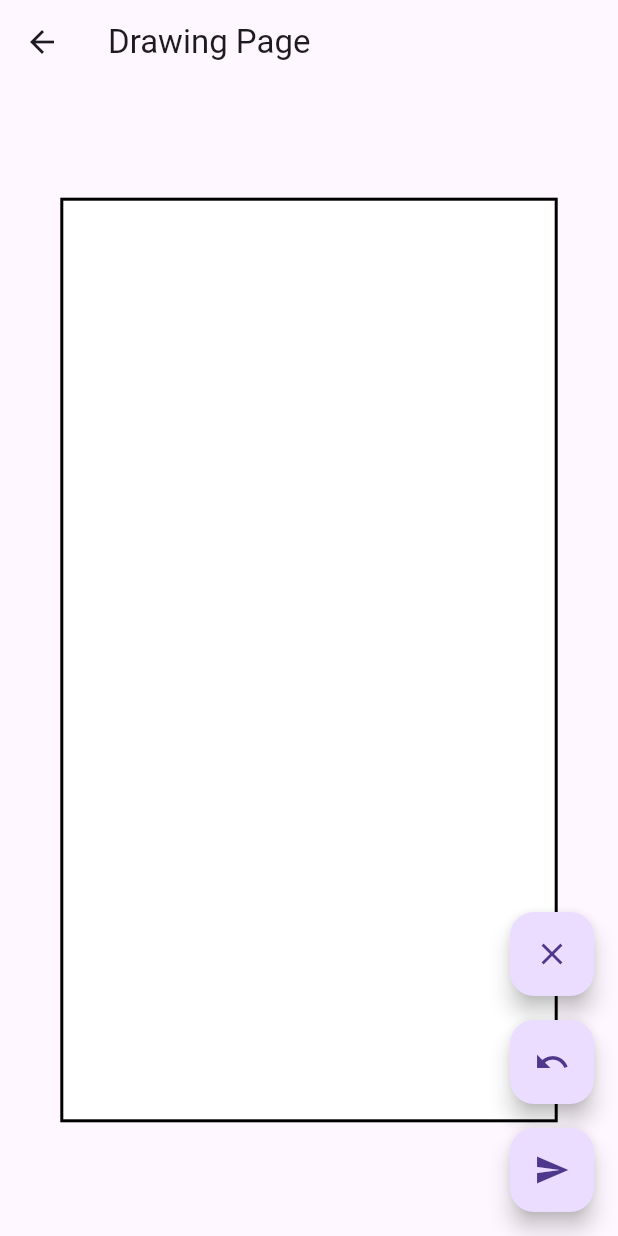
After one commit to Dregan234/buzzer, a Flutter app: the JoinScreen screen opened directly, after a tap on "Verbinden", after a tap on the "send" icon, after a tap on the "brush" icon, on a phone screen of 412 x 824 dp. The commit adds this screen. Run offline on Flutter 3.47's test engine with Material 3 defaults, Android fonts, the phone set to English and light mode, and no system bars; our stand-ins replace audioplayers, flutter_svg, font_awesome_flutter, shared_preferences; missing offline and left inert: network_info_plus; accounts and stored records are empty; statements that could not run were skipped.

Commit message:
Added drawing to the app

```diff
--- a/lib/classes/client.dart
+++ b/lib/classes/client.dart
@@ -41,10 +41,13 @@ class Client {
   }
 
   void write(Map<String, dynamic> messageMap) {
+  try {
     String jsonString = jsonEncode(messageMap);
-
-    socket?.write('$jsonString\n');
+    socket?.write(jsonString);
+  } catch (e) {
+    print('Error writing to socket: $e');
   }
+}
 
   void disconnect() {
     socket?.destroy();
--- /dev/null
+++ b/lib/screens/draw.dart
@@ -0,0 +1,200 @@
+import 'package:flutter/material.dart';
+
+bool isDarkMode(BuildContext context) {
+  return Theme.of(context).brightness == Brightness.dark;
+}
+
+double scale = 0.8;
+
+class DrawingPage extends StatefulWidget {
+  final client;
+  final String name;
+
+  DrawingPage({Key? key, required this.client, required this.name})
+      : super(key: key);
+
+  @override
+  _DrawingPageState createState() => _DrawingPageState();
+}
+
+class _DrawingPageState extends State<DrawingPage> {
+  List<Offset> points = [];
+  bool isEraserMode = false;
+  late Size size;
+
+  @override
+  Widget build(BuildContext context) {
+    bool darkmode = isDarkMode(context);
+    return Scaffold(
+      appBar: AppBar(
+        title: Text('Drawing Page'),
+      ),
+      body: LayoutBuilder(
+        builder: (context, constraints) {
+          size = Size(constraints.maxWidth, constraints.maxHeight);
+          return GestureDetector(
+            onPanUpdate: (details) {
+              setState(() {
+                Offset localPosition = details.localPosition;
+                if (_isInsideDrawingArea(localPosition, size)) {
+                  points.add(localPosition);
+                }
+              });
+            },
+            onPanEnd: (details) {
+              points.add(Offset(-1, -1));
+            },
+            child: CustomPaint(
+              painter: DrawingPainter(
+                  points: points,
+                  isEraserMode: isEraserMode,
+                  size: size,
+                  isDarkMode: darkmode),
+              size: Size.infinite,
+            ),
+          );
+        },
+      ),
+      floatingActionButton: Column(
+        mainAxisAlignment: MainAxisAlignment.end,
+        crossAxisAlignment: CrossAxisAlignment.end,
+        children: [
+          FloatingActionButton(
+            heroTag: "clearbtn",
+            onPressed: () {
+              setState(() {
+                points.clear();
+              });
+            },
+            child: Icon(Icons.clear),
+          ),
+          SizedBox(height: 16),
+          FloatingActionButton(
+            heroTag: "undobtn",
+            onPressed: () {
+              setState(() {
+                if (points.isNotEmpty) {
+                  int removeCount = points.length >= 40 ? 40 : points.length;
+                  for (int i = 0; i < removeCount; i++) {
+                    points.removeLast();
+                  }
+                }
+              });
+            },
+            child: Icon(Icons.undo),
+          ),
+          SizedBox(height: 16),
+          FloatingActionButton(
+            heroTag: "sendbtn",
+            onPressed: () {
+              if (points.isNotEmpty) {
+                String svgData = generateSvgData(size.width, size.height);
+                print('Sending SVG data: $svgData');
+                points.clear();
+                widget.client.write(
+                    {"Username": widget.name, "SVG": svgData, "Status": "SVG"});
+              } else {
+                print('Points are empty. No SVG data to send.');
+              }
+            },
+            child: Icon(Icons.send),
+          ),
+        ],
+      ),
+    );
+  }
+
+  bool _isInsideDrawingArea(Offset position, Size size) {
+    double rectangleWidth = size.width * scale;
+    double rectangleHeight = size.height * scale;
+    double rectangleLeft = (size.width - rectangleWidth) / 2;
+    double rectangleTop = (size.height - rectangleHeight) / 2;
+
+    Rect drawingArea = Rect.fromLTWH(
+        rectangleLeft, rectangleTop, rectangleWidth, rectangleHeight);
+    return drawingArea.contains(position);
+  }
+
+  String generateSvgData(double width, double height) {
+    StringBuffer svgData =
+        StringBuffer('<svg width="$width" height="$height">');
+    svgData.write('<rect width="$width" height="$height" fill="white" />');
+
+    for (int i = 0; i < points.length - 1; i++) {
+      if (points[i] != Offset(-1, -1) && points[i + 1] != Offset(-1, -1)) {
+        svgData.write(
+            '<line x1="${points[i].dx}" y1="${points[i].dy}" x2="${points[i + 1].dx}" y2="${points[i + 1].dy}" stroke="black" stroke-width="2"/>');
+      }
+    }
+    svgData.write('</svg>');
+
+    String formattedSvgData = svgData.toString().replaceAllMapped(
+        RegExp(r'(\w)="([^"]*)"'), (match) => '${match[1]}="${match[2]}" ');
+
+    return formattedSvgData;
+  }
+}
+
+class DrawingPainter extends CustomPainter {
+  final List<Offset> points;
+  final bool isEraserMode;
+  final Size size;
+  final bool isDarkMode;
+
+  DrawingPainter({
+    required this.points,
+    required this.isEraserMode,
+    required this.size,
+    required this.isDarkMode,
+  });
+
+  @override
+  void paint(Canvas canvas, Size _) {
+    Paint paint = Paint()
+      ..strokeCap = StrokeCap.round
+      ..strokeWidth = 2.0;
+
+    Paint backgroundPaint = Paint()..color = Colors.white;
+
+    double rectangleWidth = size.width * scale;
+    double rectangleHeight = size.height * scale;
+
+    double rectangleLeft = (size.width - rectangleWidth) / 2;
+    double rectangleTop = (size.height - rectangleHeight) / 2;
+
+    Size newsize = Size(rectangleWidth, rectangleHeight);
+
+    canvas.drawRect(
+      Offset(rectangleLeft, rectangleTop) & newsize,
+      backgroundPaint,
+    );
+
+    Paint borderPaint = Paint()
+      ..style = PaintingStyle.stroke
+      ..strokeWidth = 2.0;
+
+    if (isDarkMode) {
+      borderPaint.color = Colors.grey[300]!;
+    } else {
+      borderPaint.color = Colors.black;
+    }
+
+    canvas.drawRect(
+      Offset(rectangleLeft, rectangleTop) & newsize,
+      borderPaint,
+    );
+
+    // Draw lines
+    for (int i = 0; i < points.length - 1; i++) {
+      if (points[i] != Offset(-1, -1) && points[i + 1] != Offset(-1, -1)) {
+        paint.color = Colors.black;
+        canvas.drawLine(points[i], points[i + 1], paint);
+      }
+    }
+  }
+
+  @override
+  bool shouldRepaint(covariant CustomPainter oldDelegate) {
+    return true;
+  }
+}
--- a/lib/screens/join.dart
+++ b/lib/screens/join.dart
@@ -2,6 +2,7 @@ import 'dart:developer' as developer;
 import 'dart:convert';
 
 import 'package:Bonobuzzer/screens/buzzer.dart';
+import 'package:Bonobuzzer/screens/draw.dart';
 import 'package:shared_preferences/shared_preferences.dart';
 import 'package:network_info_plus/network_info_plus.dart';
 
@@ -27,7 +28,7 @@ class JoinScreen extends StatefulWidget {
 
 class _JoinScreenState extends State<JoinScreen> {
   late Client client;
-  List<String> serverLogs = [];
+  List<Map<String, dynamic>> serverLogs = [];
   List<Map<String, String>> players = [];
   TextEditingController controller = TextEditingController();
   TextEditingController ipController = TextEditingController();
@@ -51,9 +52,12 @@ class _JoinScreenState extends State<JoinScreen> {
 
   onData(Uint8List data) {
     Map<String, dynamic> dict = jsonDecode(String.fromCharCodes(data));
-    DateTime time = DateTime.now();
-    serverLogs.add(
-        "${time.hour.toString().padLeft(2, '0')}:${time.minute.toString().padLeft(2, '0')} | ${dict["Message"]} | ${dict["Username"]}");
+    DateTime timenow = DateTime.now();
+    String time = "${timenow.hour.toString().padLeft(2, '0')}:${timenow.minute.toString().padLeft(2, '0')}";
+    serverLogs.add({
+          "Time": time,
+          "Username": dict["Username"],
+          "Message": dict["Message"]});
     setState(() {});
   }
 
@@ -90,16 +94,18 @@ class _JoinScreenState extends State<JoinScreen> {
   }
 
   clientChat(String name, String mes) {
-    DateTime time = DateTime.now();
-    serverLogs.add(
-        "${time.hour.toString().padLeft(2, '0')}:${time.minute.toString().padLeft(2, '0')} | $mes | $name");
+    DateTime timenow = DateTime.now();
+    String time = "${timenow.hour.toString().padLeft(2, '0')}:${timenow.minute.toString().padLeft(2, '0')}";
+    serverLogs.add({
+          "Time": time,
+          "Username": name,
+          "Message": mes});
     setState(() {});
   }
 
-  Widget _buildChatBubble(String log, BuildContext context) {
-    List<String> logParts = log.split(" | ");
-    String name = logParts.last;
-    String message = logParts.length > 1 ? logParts[1] : "";
+  Widget _buildChatBubble(Map<String, dynamic> log, BuildContext context) {
+    String name = log["Username"];
+    String message = log["Message"];
 
     bool isDarkModeActive = isDarkMode(context);
 
@@ -127,7 +133,7 @@ class _JoinScreenState extends State<JoinScreen> {
           Align(
             alignment: Alignment.bottomRight,
             child: Text(
-              logParts[0], // Assuming logParts[0] contains the time
+              log["Time"],
               style: const TextStyle(
                 fontSize: 12,
                 color: Colors.grey,
@@ -225,6 +231,37 @@ class _JoinScreenState extends State<JoinScreen> {
                     },
                     icon: const Icon(Icons.music_note_outlined),
                   )),
+                  Tooltip(
+                    message: "Zeichnen",
+                    child: IconButton(
+                      onPressed: () {
+                        Navigator.push(
+                        context,
+                        PageRouteBuilder(
+                          pageBuilder:
+                              (context, animation, secondaryAnimation) =>
+                                  DrawingPage(
+                                      client: client,
+                                      name: namecontroller.text),
+                          transitionsBuilder:
+                              (context, animation, secondaryAnimation, child) {
+                            const begin = Offset(1.0, 0.0);
+                            const end = Offset.zero;
+
+                            var tween = Tween(begin: begin, end: end);
+                            var offsetAnimation = animation.drive(tween);
+
+                            return SlideTransition(
+                              position: offsetAnimation,
+                              child: child,
+                            );
+                          },
+                        ),
+                      );
+                      },
+                      icon: const Icon(Icons.brush_outlined)
+                      ),
+                    )
             ],
           ),
           body: Column(
@@ -358,7 +395,7 @@ class _JoinScreenState extends State<JoinScreen> {
                         child: ListView.builder(
                           itemCount: serverLogs.length,
                           itemBuilder: (context, index) {
-                            String log = serverLogs[index];
+                            Map<String, dynamic> log = serverLogs[index];
                             return Padding(
                               padding: const EdgeInsets.only(top: 15),
                               child: _buildChatBubble(log, context),
--- a/pubspec.yaml
+++ b/pubspec.yaml
@@ -16,7 +16,7 @@ publish_to: 'none' # Remove this line if you wish to publish to pub.dev
 # https://developer.apple.com/library/archive/documentation/General/Reference/InfoPlistKeyReference/Articles/CoreFoundationKeys.html
 # In Windows, build-name is used as the major, minor, and patch parts
 # of the product and file versions while build-number is used as the build suffix.
-version: 1.0.0+1
+version: 1.0.1+1
 
 environment:
   sdk: '>=3.2.3 <4.0.0'
@@ -31,6 +31,7 @@ dependencies:
   audioplayers: ^5.2.1
   flutter:
     sdk: flutter
+  flutter_svg: ^2.0.9
   font_awesome_flutter: ^10.6.0
   network_info_plus: ^4.1.0
   shared_preferences: ^2.2.2
```
Also changed, not shown: lib/screens/host.dart (+109 -22 lines), pubspec.lock.
